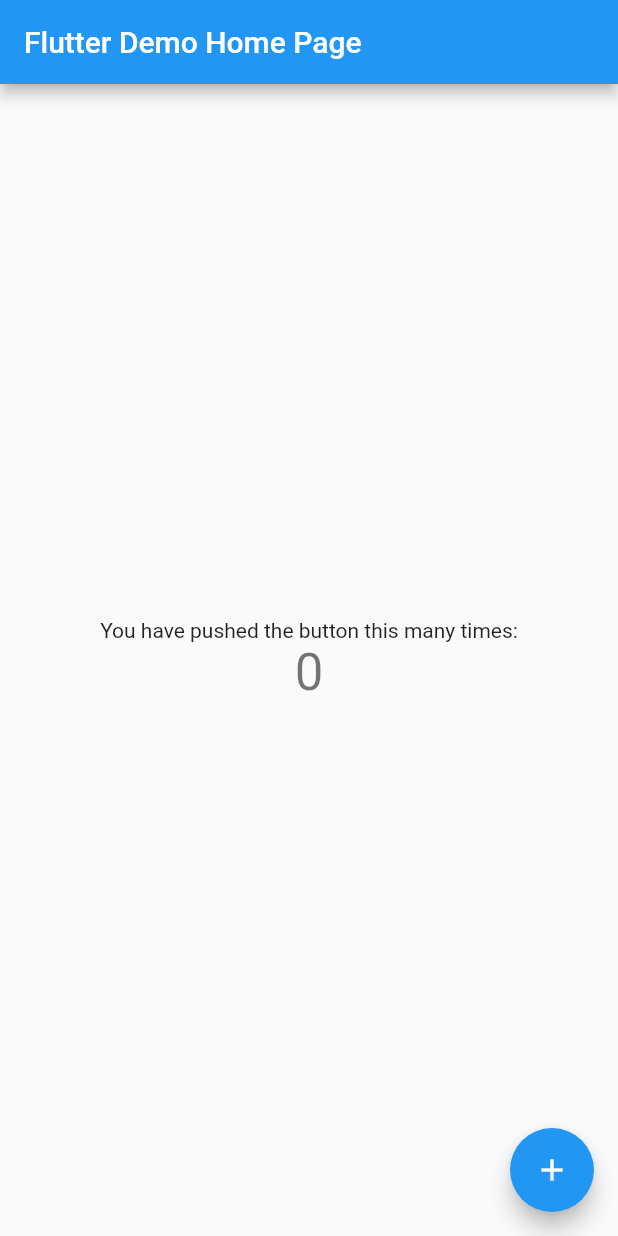
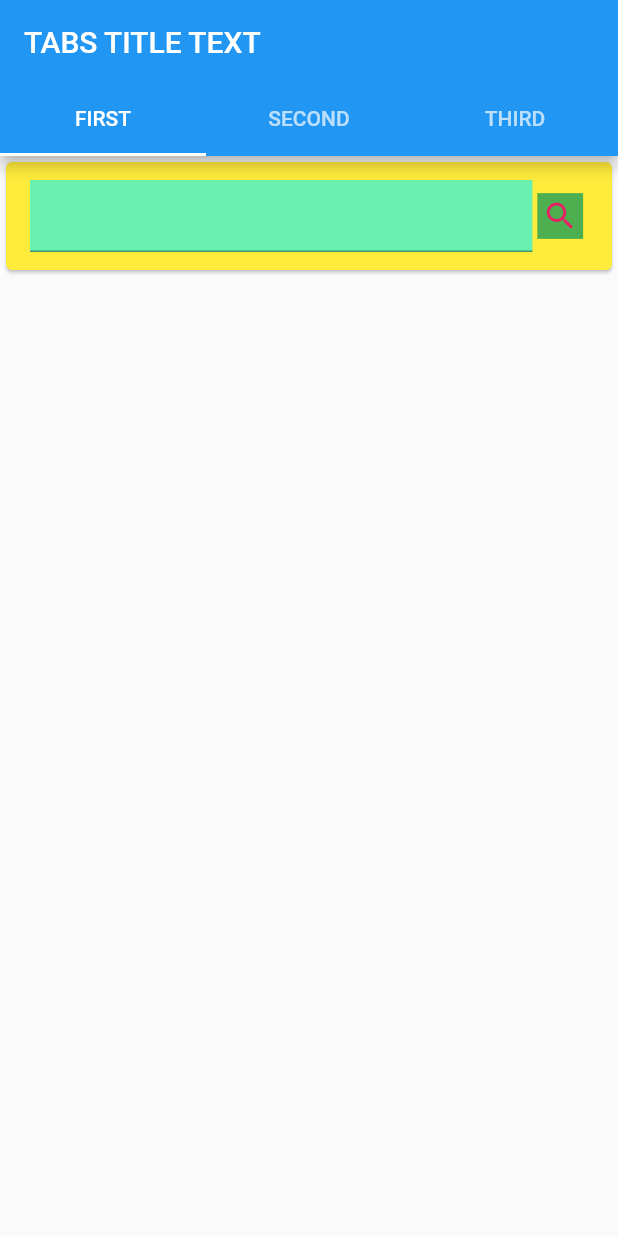
Before and after one commit to ignmendez-99/aplicaciones-multiplataforma, a Flutter app: the screen it shows after launch, on a phone screen of 412 x 824 dp. Run offline on Flutter 3.47's test engine with Material 2 defaults, Android fonts, the phone set to English and light mode, and no system bars.

Commit message:
Estructura base del dashboard

```diff
--- /dev/null
+++ b/lib/MiPerfil.dart
@@ -0,0 +1,15 @@
+import 'package:flutter/material.dart';
+
+class MiPerfil extends StatefulWidget {
+  const MiPerfil({Key? key}) : super(key: key);
+
+  @override
+  State<MiPerfil> createState() => _MiPerfilState();
+}
+
+class _MiPerfilState extends State<MiPerfil> {
+  @override
+  Widget build(BuildContext context) {
+    return const Placeholder();
+  }
+}
--- /dev/null
+++ b/lib/Novedades.dart
@@ -0,0 +1,15 @@
+import 'package:flutter/material.dart';
+
+class Novedades extends StatefulWidget {
+  const Novedades({Key? key}) : super(key: key);
+
+  @override
+  State<Novedades> createState() => _NovedadesState();
+}
+
+class _NovedadesState extends State<Novedades> {
+  @override
+  Widget build(BuildContext context) {
+    return const Placeholder();
+  }
+}
--- /dev/null
+++ b/lib/Postularse.dart
@@ -0,0 +1,81 @@
+import 'package:flutter/material.dart';
+
+class Postularse extends StatefulWidget {
+  const Postularse({Key? key}) : super(key: key);
+
+  @override
+  State<Postularse> createState() => _PostularseState();
+}
+
+class _PostularseState extends State<Postularse> {
+
+  @override
+  Widget build(BuildContext context) {
+    return const Scaffold(
+      body: Buscador(),
+    );
+  }
+}
+
+class Buscador extends StatefulWidget {
+  const Buscador({Key? key}) : super(key: key);
+
+  @override
+  State<Buscador> createState() => _BuscadorState();
+}
+
+class _BuscadorState extends State<Buscador> {
+
+  final myController = TextEditingController();
+
+  @override
+  void dispose() {
+    // Clean up the controller when the widget is removed from the
+    // widget tree.
+    myController.dispose();
+    super.dispose();
+  }
+
+  void _printLatestValue() {
+    print('Second text field: ${myController.text}');
+  }
+
+  @override
+  void initState() {
+    super.initState();
+    // Start listening to changes.
+    myController.addListener(_printLatestValue);
+  }
+
+
+  @override
+  Widget build(BuildContext context) {
+    return Card(
+      color: Colors.yellow,
+      child: Row(
+        mainAxisAlignment: MainAxisAlignment.center,
+        children: [
+
+          Expanded(
+            child: Container(
+              color: Colors.greenAccent,
+              margin: const EdgeInsets.fromLTRB(16, 12, 0, 12),
+              child: TextField(),
+            ),
+          ),
+          Container(
+            margin: const EdgeInsets.fromLTRB(3.25, 15.26, 19.26, 15.25),
+            padding: const EdgeInsets.fromLTRB(3.26, 3.25, 3.25, 3.26),
+            color: Colors.green,
+            child: const Icon(
+              Icons.search,
+              color: Colors.pink,
+              size: 24,
+              semanticLabel: 'Text to announce in accessibility modes',
+            ),
+          ),
+        ],
+      ),
+    );
+  }
+}
--- /dev/null
+++ b/lib/dashboard.dart
@@ -0,0 +1,44 @@
+
+
+import 'package:aplicaciones_multiplataforma/MiPerfil.dart';
+import 'package:aplicaciones_multiplataforma/Novedades.dart';
+import 'package:aplicaciones_multiplataforma/Postularse.dart';
+import 'package:flutter/material.dart';
+
+class Dashboard extends StatefulWidget {
+  const Dashboard({Key? key}) : super(key: key);
+
+  @override
+  State<Dashboard> createState() => _DashboardState();
+}
+
+class _DashboardState extends State<Dashboard> {
+
+  @override
+  Widget build(BuildContext context) {
+    return MaterialApp(
+      home: DefaultTabController(
+        length: 3,
+        child: Scaffold(
+          appBar: AppBar(
+            bottom: const TabBar(
+              tabs: [
+                Tab(text: 'FIRST'),
+                Tab(text: 'SECOND',),
+                Tab(text: 'THIRD'),
+              ],
+            ),
+            title: const Text('TABS TITLE TEXT'),
+          ),
+          body: TabBarView(
+            children: [
+              const Postularse(),
+              const Novedades(),
+              const MiPerfil()
+            ],
+          ),
+        ),
+      ),
+    );
+  }
+}
--- a/lib/main.dart
+++ b/lib/main.dart
@@ -1,3 +1,4 @@
+import 'package:aplicaciones_multiplataforma/dashboard.dart';
 import 'package:flutter/material.dart';
 
 void main() {
@@ -24,92 +25,7 @@
         // is not restarted.
         primarySwatch: Colors.blue,
       ),
-      home: const MyHomePage(title: 'Flutter Demo Home Page'),
+      home: const Dashboard(),
     );
   }
 }
-
-class MyHomePage extends StatefulWidget {
-  const MyHomePage({super.key, required this.title});
-
-  // This widget is the home page of your application. It is stateful, meaning
-  // that it has a State object (defined below) that contains fields that affect
-  // how it looks.
-
-  // This class is the configuration for the state. It holds the values (in this
-  // case the title) provided by the parent (in this case the App widget) and
-  // used by the build method of the State. Fields in a Widget subclass are
-  // always marked "final".
-
-  final String title;
-
-  @override
-  State<MyHomePage> createState() => _MyHomePageState();
-}
-
-class _MyHomePageState extends State<MyHomePage> {
-  int _counter = 0;
-
-  void _incrementCounter() {
-    setState(() {
-      // This call to setState tells the Flutter framework that something has
-      // changed in this State, which causes it to rerun the build method below
-      // so that the display can reflect the updated values. If we changed
-      // _counter without calling setState(), then the build method would not be
-      // called again, and so nothing would appear to happen.
-      _counter++;
-    });
-  }
-
-  @override
-  Widget build(BuildContext context) {
-    // This method is rerun every time setState is called, for instance as done
-    // by the _incrementCounter method above.
-    //
-    // The Flutter framework has been optimized to make rerunning build methods
-    // fast, so that you can just rebuild anything that needs updating rather
-    // than having to individually change instances of widgets.
-    return Scaffold(
-      appBar: AppBar(
-        // Here we take the value from the MyHomePage object that was created by
-        // the App.build method, and use it to set our appbar title.
-        title: Text(widget.title),
-      ),
-      body: Center(
-        // Center is a layout widget. It takes a single child and positions it
-        // in the middle of the parent.
-        child: Column(
-          // Column is also a layout widget. It takes a list of children and
-          // arranges them vertically. By default, it sizes itself to fit its
-          // children horizontally, and tries to be as tall as its parent.
-          //
-          // Invoke "debug painting" (press "p" in the console, choose the
-          // "Toggle Debug Paint" action from the Flutter Inspector in Android
-          // Studio, or the "Toggle Debug Paint" command in Visual Studio Code)
-          // to see the wireframe for each widget.
-          //
-          // Column has various properties to control how it sizes itself and
-          // how it positions its children. Here we use mainAxisAlignment to
-          // center the children vertically; the main axis here is the vertical
-          // axis because Columns are vertical (the cross axis would be
-          // horizontal).
-          mainAxisAlignment: MainAxisAlignment.center,
-          children: <Widget>[
-            const Text(
-              'You have pushed the button this many times:',
-            ),
-            Text(
-              '$_counter',
-              style: Theme.of(context).textTheme.headlineMedium,
-            ),
-          ],
-        ),
-      ),
-      floatingActionButton: FloatingActionButton(
-        onPressed: _incrementCounter,
-        tooltip: 'Increment',
-        child: const Icon(Icons.add),
-      ), // This trailing comma makes auto-formatting nicer for build methods.
-    );
-  }
-}
```
